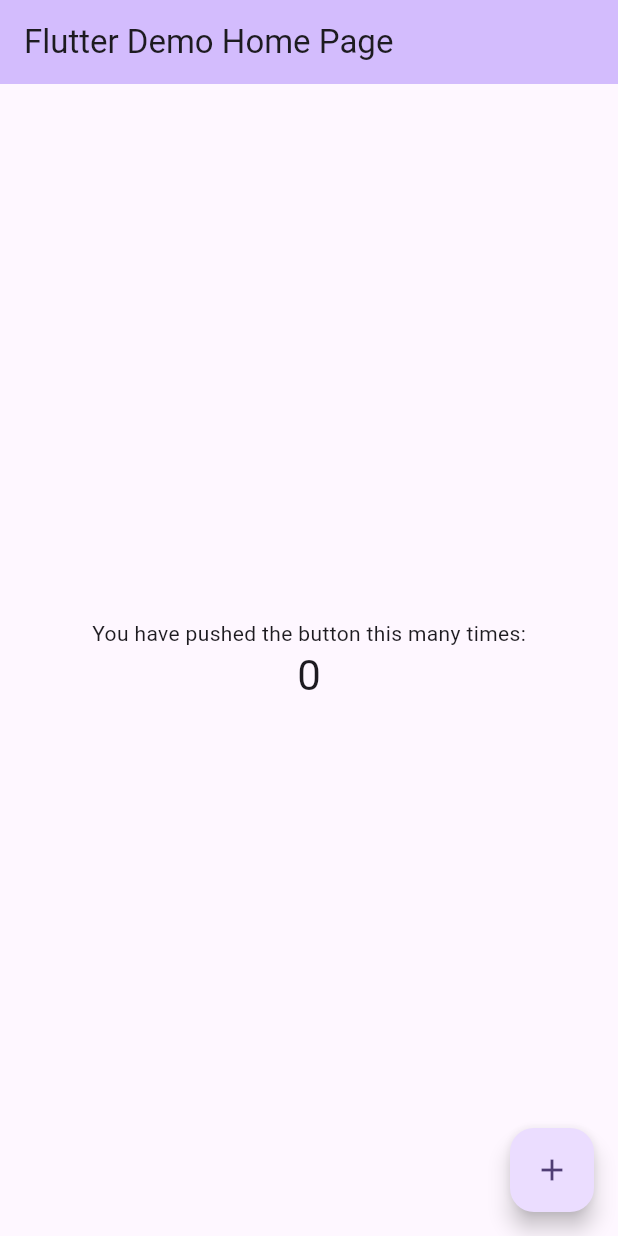
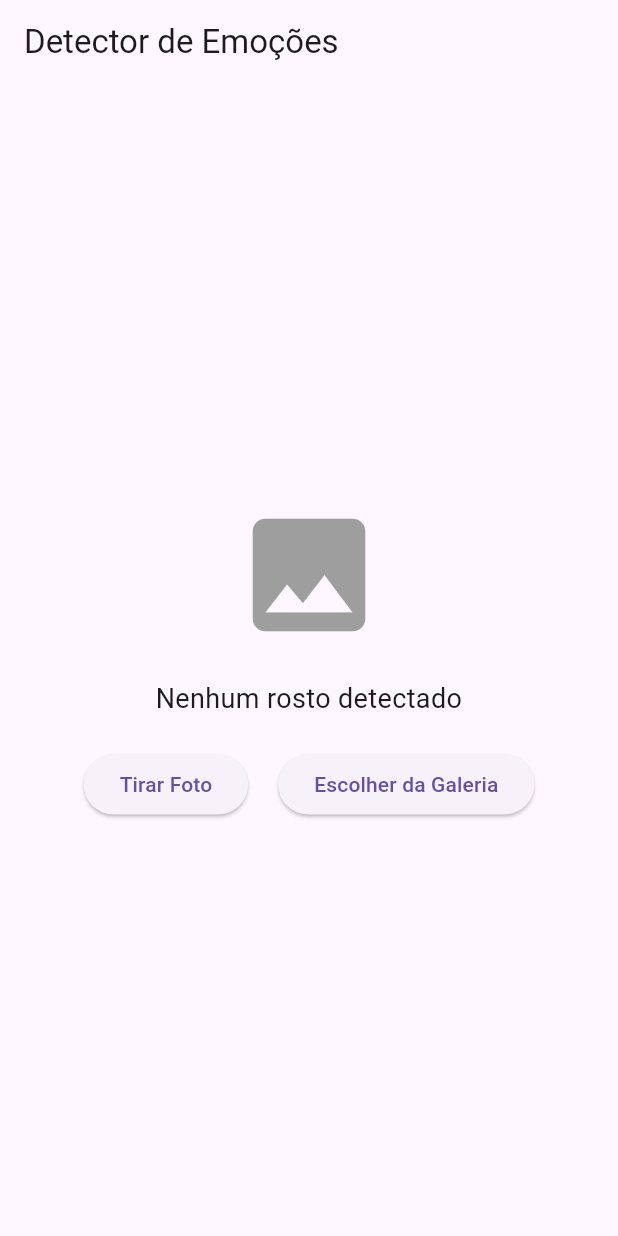
Before and after one commit to heloshartmann/FlutterEmotionDetector, a Flutter app: the screen it shows after launch, on a phone screen of 412 x 824 dp. Run offline on Flutter 3.47's test engine with Material 3 defaults, Android fonts, the phone set to English and light mode, and no system bars; our stand-ins replace image_picker; missing offline and left inert: google_mlkit_face_detection.

Commit message:
detector

```diff
--- a/lib/main.dart
+++ b/lib/main.dart
@@ -1,122 +1,108 @@
 import 'package:flutter/material.dart';
+import 'dart:io';
+import 'package:image_picker/image_picker.dart';
+import 'package:google_mlkit_face_detection/google_mlkit_face_detection.dart';
 
 void main() {
-  runApp(const MyApp());
+  runApp(EmotionDetectionApp());
 }
 
-class MyApp extends StatelessWidget {
-  const MyApp({super.key});
-
-  // This widget is the root of your application.
+class EmotionDetectionApp extends StatelessWidget {
   @override
   Widget build(BuildContext context) {
     return MaterialApp(
-      title: 'Flutter Demo',
-      theme: ThemeData(
-        // This is the theme of your application.
-        //
-        // TRY THIS: Try running your application with "flutter run". You'll see
-        // the application has a purple toolbar. Then, without quitting the app,
-        // try changing the seedColor in the colorScheme below to Colors.green
-        // and then invoke "hot reload" (save your changes or press the "hot
-        // reload" button in a Flutter-supported IDE, or press "r" if you used
-        // the command line to start the app).
-        //
-        // Notice that the counter didn't reset back to zero; the application
-        // state is not lost during the reload. To reset the state, use hot
-        // restart instead.
-        //
-        // This works for code too, not just values: Most code changes can be
-        // tested with just a hot reload.
-        colorScheme: ColorScheme.fromSeed(seedColor: Colors.deepPurple),
-      ),
-      home: const MyHomePage(title: 'Flutter Demo Home Page'),
+      debugShowCheckedModeBanner: false,
+      home: FaceDetectionScreen(),
     );
   }
 }
 
-class MyHomePage extends StatefulWidget {
-  const MyHomePage({super.key, required this.title});
-
-  // This widget is the home page of your application. It is stateful, meaning
-  // that it has a State object (defined below) that contains fields that affect
-  // how it looks.
-
-  // This class is the configuration for the state. It holds the values (in this
-  // case the title) provided by the parent (in this case the App widget) and
-  // used by the build method of the State. Fields in a Widget subclass are
-  // always marked "final".
-
-  final String title;
-
+class FaceDetectionScreen extends StatefulWidget {
   @override
-  State<MyHomePage> createState() => _MyHomePageState();
+  _FaceDetectionScreenState createState() => _FaceDetectionScreenState();
 }
 
-class _MyHomePageState extends State<MyHomePage> {
-  int _counter = 0;
+class _FaceDetectionScreenState extends State<FaceDetectionScreen> {
+  File? _image;
+  final picker = ImagePicker();
+  final FaceDetector faceDetector = FaceDetector(
+    options: FaceDetectorOptions(
+      enableContours: true,
+      enableClassification: true,
+    ),
+  );
+  String _faceMessage = "Nenhum rosto detectado";
 
-  void _incrementCounter() {
+  Future<void> _getImage(ImageSource source) async {
+    final pickedFile = await picker.pickImage(source: source);
+    if (pickedFile != null) {
+      setState(() {
+        _image = File(pickedFile.path);
+        _faceMessage = "Processando...";
+      });
+      await _detectFaces();
+    }
+  }
+
+  Future<void> _detectFaces() async {
+    if (_image == null) return;
+    final inputImage = InputImage.fromFile(_image!);
+    final List<Face> faces = await faceDetector.processImage(inputImage);
+
     setState(() {
-      // This call to setState tells the Flutter framework that something has
-      // changed in this State, which causes it to rerun the build method below
-      // so that the display can reflect the updated values. If we changed
-      // _counter without calling setState(), then the build method would not be
-      // called again, and so nothing would appear to happen.
-      _counter++;
+      if (faces.isNotEmpty) {
+        _faceMessage = "${faces.length} rosto(s) detectado(s):\n";
+        for (var face in faces) {
+          String emotion = _detectEmotion(face);
+          _faceMessage += "$emotion\n";
+        }
+      } else {
+        _faceMessage = "Nenhum rosto detectado";
+      }
     });
+  }
+
+  String _detectEmotion(Face face) {
+    if (face.smilingProbability != null) {
+      double smileProb = face.smilingProbability!;
+      if (smileProb > 0.7) {
+        return "Feliz";
+      } else if (smileProb < 0.3) {
+        return "Triste";
+      }
+    }
+    return "Neutro";
   }
 
   @override
   Widget build(BuildContext context) {
-    // This method is rerun every time setState is called, for instance as done
-    // by the _incrementCounter method above.
-    //
-    // The Flutter framework has been optimized to make rerunning build methods
-    // fast, so that you can just rebuild anything that needs updating rather
-    // than having to individually change instances of widgets.
     return Scaffold(
-      appBar: AppBar(
-        // TRY THIS: Try changing the color here to a specific color (to
-        // Colors.amber, perhaps?) and trigger a hot reload to see the AppBar
-        // change color while the other colors stay the same.
-        backgroundColor: Theme.of(context).colorScheme.inversePrimary,
-        // Here we take the value from the MyHomePage object that was created by
-        // the App.build method, and use it to set our appbar title.
-        title: Text(widget.title),
+      appBar: AppBar(title: Text('Detector de Emoções')),
+      body: Column(
+        mainAxisAlignment: MainAxisAlignment.center,
+        children: [
+          _image != null
+              ? Image.file(_image!, height: 300)
+              : Icon(Icons.image, size: 100, color: Colors.grey),
+          SizedBox(height: 20),
+          Text(_faceMessage, textAlign: TextAlign.center, style: TextStyle(fontSize: 18)),
+          SizedBox(height: 20),
+          Row(
+            mainAxisAlignment: MainAxisAlignment.center,
+            children: [
+              ElevatedButton(
+                onPressed: () => _getImage(ImageSource.camera),
+                child: Text('Tirar Foto'),
+              ),
+              SizedBox(width: 20),
+              ElevatedButton(
+                onPressed: () => _getImage(ImageSource.gallery),
+                child: Text('Escolher da Galeria'),
+              ),
+            ],
+          ),
+        ],
       ),
-      body: Center(
-        // Center is a layout widget. It takes a single child and positions it
-        // in the middle of the parent.
-        child: Column(
-          // Column is also a layout widget. It takes a list of children and
-          // arranges them vertically. By default, it sizes itself to fit its
-          // children horizontally, and tries to be as tall as its parent.
-          //
-          // Column has various properties to control how it sizes itself and
-          // how it positions its children. Here we use mainAxisAlignment to
-          // center the children vertically; the main axis here is the vertical
-          // axis because Columns are vertical (the cross axis would be
-          // horizontal).
-          //
-          // TRY THIS: Invoke "debug painting" (choose the "Toggle Debug Paint"
-          // action in the IDE, or press "p" in the console), to see the
-          // wireframe for each widget.
-          mainAxisAlignment: MainAxisAlignment.center,
-          children: <Widget>[
-            const Text('You have pushed the button this many times:'),
-            Text(
-              '$_counter',
-              style: Theme.of(context).textTheme.headlineMedium,
-            ),
-          ],
-        ),
-      ),
-      floatingActionButton: FloatingActionButton(
-        onPressed: _incrementCounter,
-        tooltip: 'Increment',
-        child: const Icon(Icons.add),
-      ), // This trailing comma makes auto-formatting nicer for build methods.
     );
   }
 }
--- a/pubspec.yaml
+++ b/pubspec.yaml
@@ -30,7 +30,8 @@ environment:
 dependencies:
   flutter:
     sdk: flutter
-
+  google_mlkit_face_detection: ^0.12.0
+  image_picker: ^1.1.2
   # The following adds the Cupertino Icons font to your application.
   # Use with the CupertinoIcons class for iOS style icons.
   cupertino_icons: ^1.0.8
```
Also changed, not shown: pubspec.lock.
